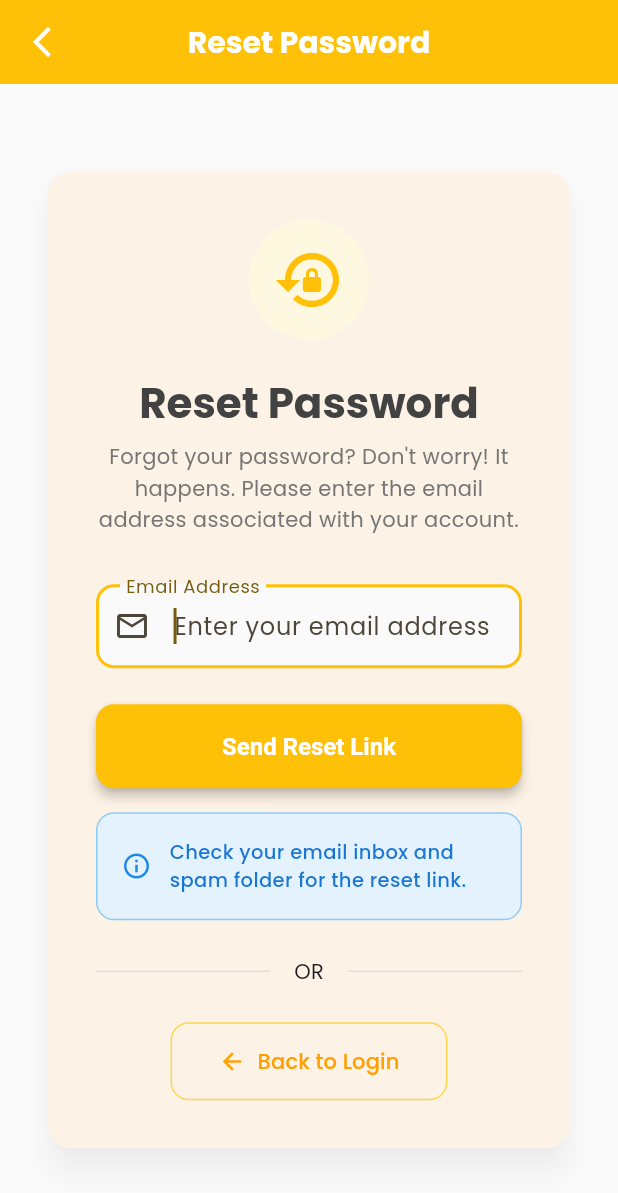
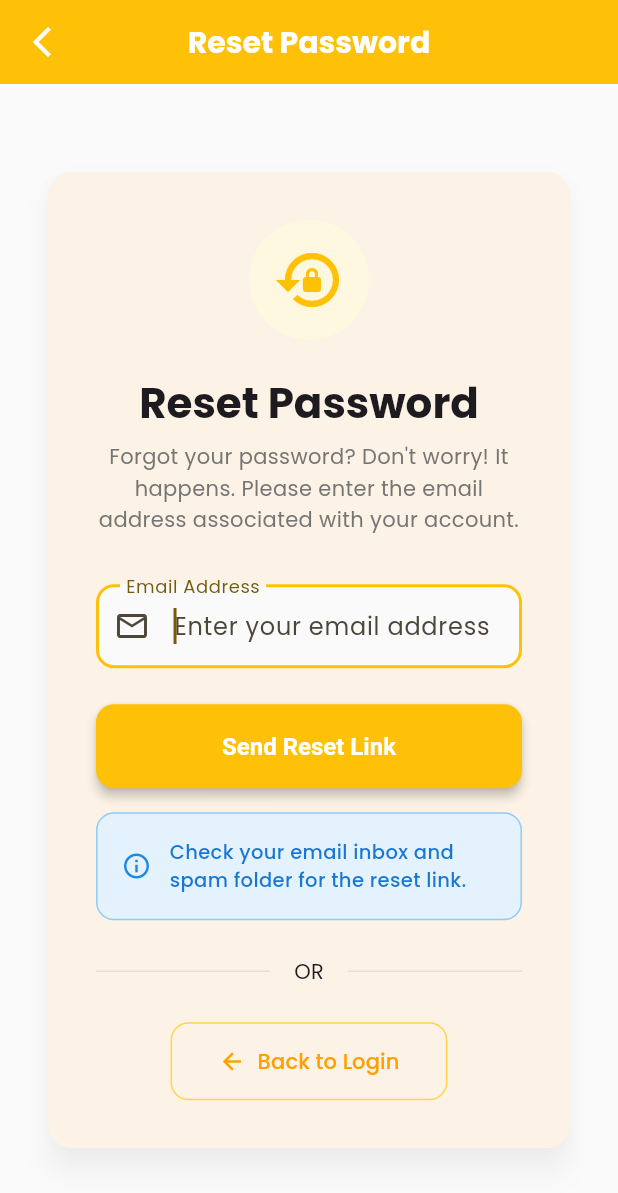
Before and after one commit to Isaac3105/NotesApp, a Flutter app: the ForgotPasswordView screen opened directly, on a phone screen of 412 x 824 dp. Shown: the top 1193 px of the screen. Run offline on Flutter 3.47's test engine with Material 3 defaults, Android fonts, the phone set to English and light mode, and no system bars; our stand-ins replace cloud_firestore, equatable, firebase_auth, firebase_core, flutter_bloc, flutter_dotenv and 2 more; accounts and stored records are empty.

Commit message:
Fixed a color error

```diff
--- a/lib/views/forgot_password_view.dart
+++ b/lib/views/forgot_password_view.dart
@@ -95,7 +95,7 @@ class _ForgotPasswordViewState extends State<ForgotPasswordView> {
                           "Reset Password",
                           style: Theme.of(context).textTheme.headlineMedium?.copyWith(
                             fontWeight: FontWeight.bold,
-                            color: Colors.grey[800],
+                            color: Theme.of(context).textTheme.bodyMedium!.color,
                           ),
                         ),
                         const SizedBox(height: 8),
--- a/lib/views/verify_email_view.dart
+++ b/lib/views/verify_email_view.dart
@@ -55,7 +55,7 @@ class _VerifyEmailViewState extends State<VerifyEmailView> {
                       "Verify Email",
                       style: Theme.of(context).textTheme.headlineMedium?.copyWith(
                         fontWeight: FontWeight.bold,
-                        color: Colors.grey[800],
+                        color: Theme.of(context).textTheme.bodyMedium!.color
                       ),
                     ),
                     const SizedBox(height: 8),
```
